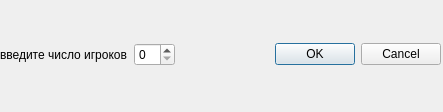
RsMslk/Smash_up_project, file Smash_up_project-master/app_1/select_player.ui: the form before one commit.
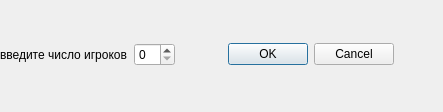
The form after the commit.

What changed in the file:
```diff
--- a/Smash_up_project-master/app_1/select_player.ui
+++ b/Smash_up_project-master/app_1/select_player.ui
@@ -41,6 +41,9 @@
       <property name="standardButtons">
        <set>QDialogButtonBox::Cancel|QDialogButtonBox::Ok</set>
       </property>
+      <property name="centerButtons">
+       <bool>true</bool>
+      </property>
      </widget>
     </item>
    </layout>
```
